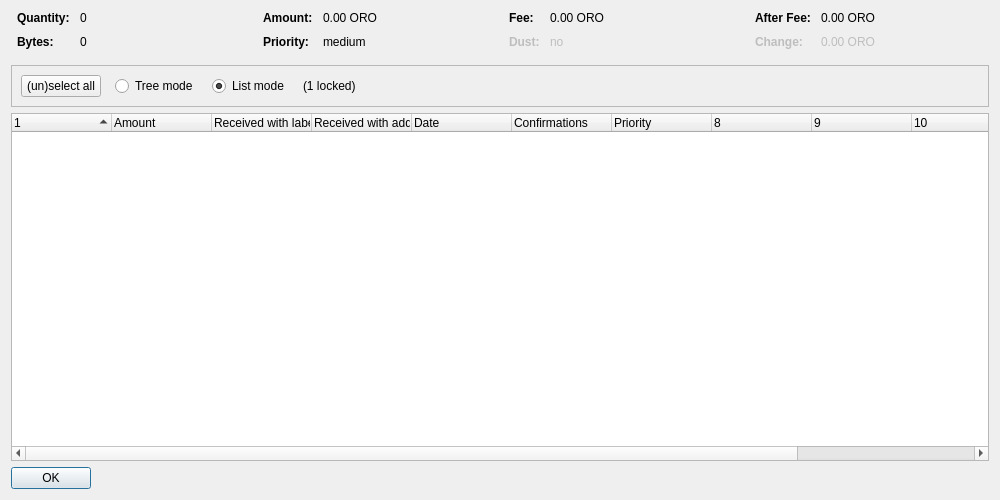
Above: src/qt/forms/coincontroldialog.ui from oro-cm/ORO before the change. Below: the same form after it.
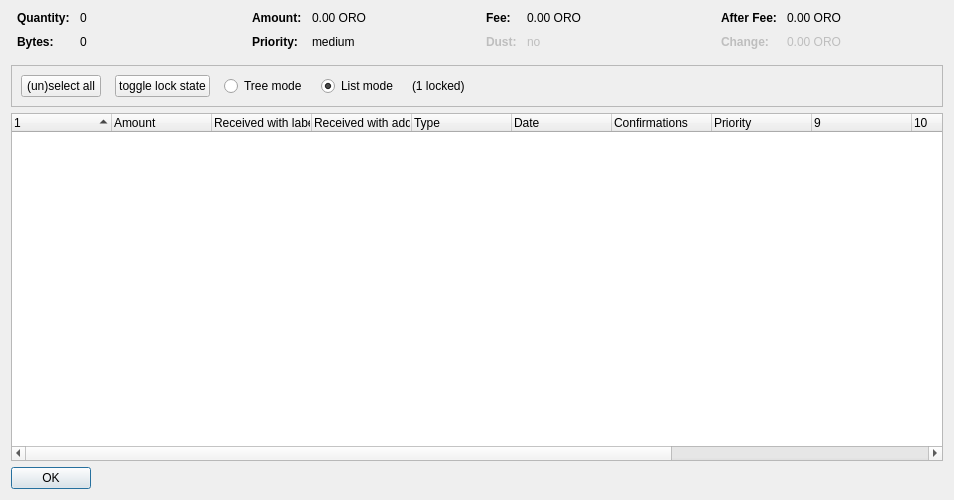
That is the form after the change. Custom widgets are drawn as their Qt base class.

Diff of the .ui file:
```diff
--- a/src/qt/forms/coincontroldialog.ui
+++ b/src/qt/forms/coincontroldialog.ui
@@ -6,7 +6,7 @@
    <rect>
     <x>0</x>
     <y>0</y>
-    <width>1000</width>
+    <width>954</width>
     <height>500</height>
    </rect>
   </property>
@@ -348,7 +348,7 @@
      </property>
      <layout class="QHBoxLayout" name="horizontalLayout">
       <item>
-       <layout class="QHBoxLayout" name="horizontalLayoutPanel" stretch="0,0,0,0,0">
+       <layout class="QHBoxLayout" name="horizontalLayoutPanel" stretch="0,0,0,0,0,0">
         <property name="spacing">
          <number>14</number>
         </property>
@@ -368,6 +368,22 @@
           </property>
          </widget>
         </item>
+        <item>
+         <widget class="QPushButton" name="pushButtonToggleLock">
+          <property name="sizePolicy">
+           <sizepolicy hsizetype="Maximum" vsizetype="Fixed">
+            <horstretch>0</horstretch>
+            <verstretch>0</verstretch>
+           </sizepolicy>
+          </property>
+          <property name="text">
+           <string>toggle lock state</string>
+          </property>
+          <property name="autoDefault">
+           <bool>false</bool>
+          </property>
+         </widget>
+        </item>
         <item>
          <widget class="QRadioButton" name="radioTreeMode">
           <property name="sizePolicy">
@@ -431,7 +447,7 @@
       <bool>false</bool>
      </property>
      <property name="columnCount">
-      <number>12</number>
+      <number>13</number>
      </property>
      <attribute name="headerShowSortIndicator" stdset="0">
       <bool>true</bool>
@@ -459,6 +475,11 @@
        <string>Received with address</string>
       </property>
      </column>
+     <column>
+      <property name="text">
+       <string>Type</string>
+      </property>
+     </column>
      <column>
       <property name="text">
        <string>Date</string>
```
Left out of the diff: 6 changed lines with no effect on the pictures.
